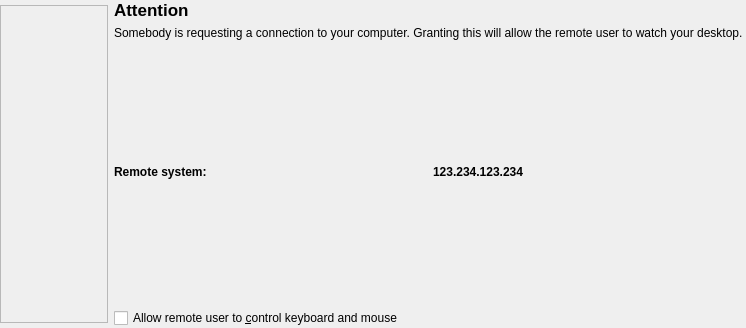
Qt form connectionwidget.ui (KDE/krfb) before a commit.
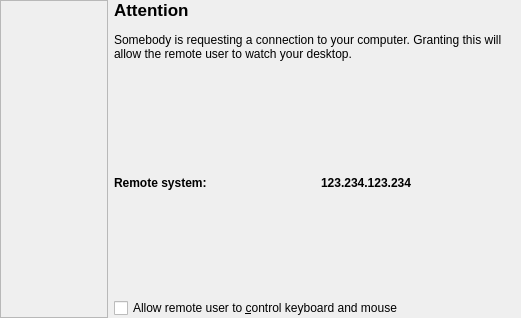
The same form after that commit.

```diff
--- a/connectionwidget.ui
+++ b/connectionwidget.ui
@@ -6,7 +6,7 @@
     <x>0</x>
     <y>0</y>
     <width>521</width>
-    <height>328</height>
+    <height>318</height>
    </rect>
   </property>
   <layout class="QGridLayout" >
@@ -70,7 +70,7 @@
       <set>Qt::AlignLeading|Qt::AlignLeft|Qt::AlignVCenter</set>
      </property>
      <property name="wordWrap" >
-      <bool>false</bool>
+      <bool>true</bool>
      </property>
      <property name="margin" >
       <number>0</number>
@@ -175,38 +175,6 @@
      </property>
     </widget>
    </item>
-   <item row="4" column="1" >
-    <spacer>
-     <property name="orientation" >
-      <enum>Qt::Vertical</enum>
-     </property>
-     <property name="sizeType" >
-      <enum>QSizePolicy::Minimum</enum>
-     </property>
-     <property name="sizeHint" >
-      <size>
-       <width>20</width>
-       <height>84</height>
-      </size>
-     </property>
-    </spacer>
-   </item>
-   <item row="2" column="1" >
-    <spacer>
-     <property name="orientation" >
-      <enum>Qt::Vertical</enum>
-     </property>
-     <property name="sizeType" >
-      <enum>QSizePolicy::Minimum</enum>
-     </property>
-     <property name="sizeHint" >
-      <size>
-       <width>20</width>
-       <height>80</height>
-      </size>
-     </property>
-    </spacer>
-   </item>
   </layout>
  </widget>
  <layoutdefault spacing="6" margin="11" />
```
